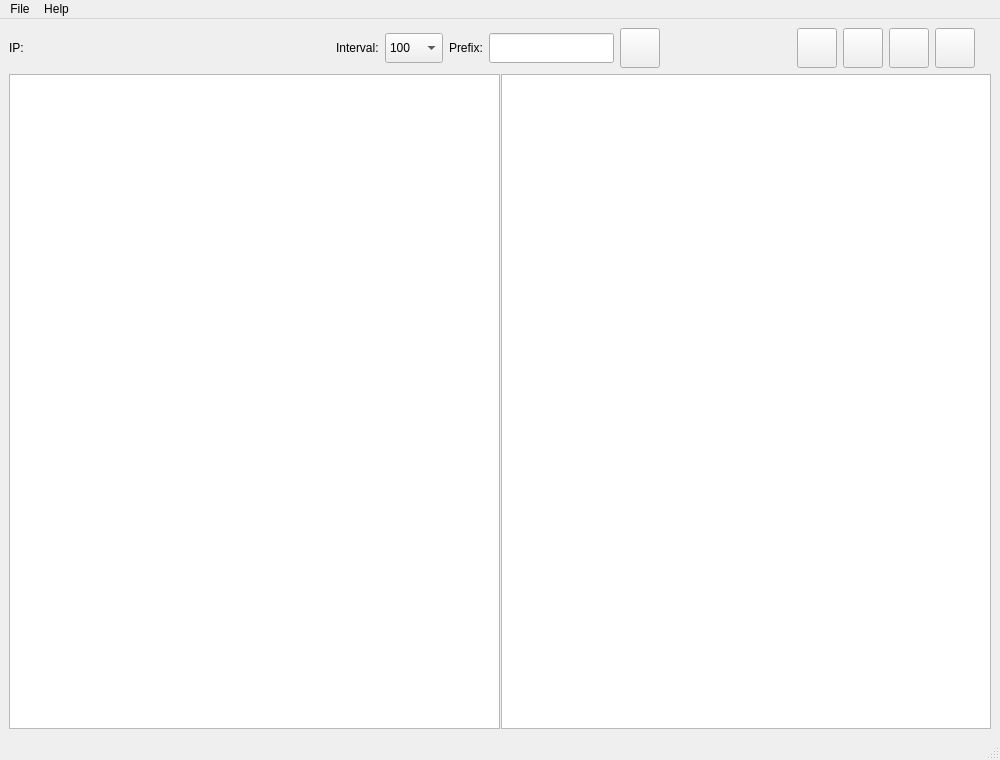
xmartinly/ic6comm, file ic6_comm.ui: the form before one commit.
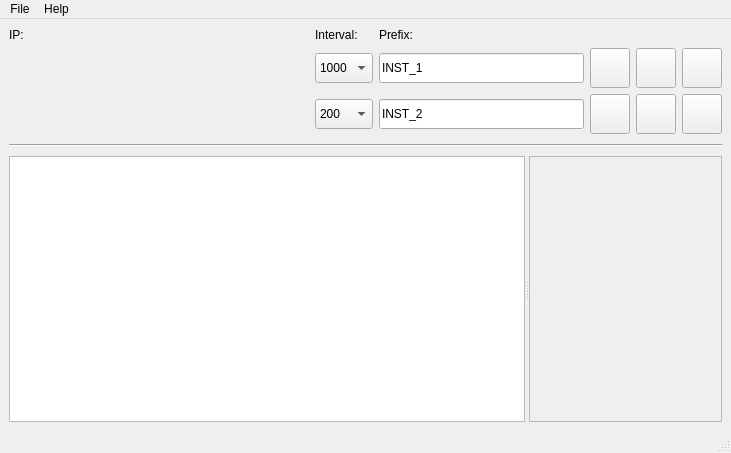
The form after the commit. Icons and pictures are not drawn. Custom widgets are drawn as their Qt base class.

```diff
--- a/ic6_comm.ui
+++ b/ic6_comm.ui
@@ -6,317 +6,640 @@
    <rect>
     <x>0</x>
     <y>0</y>
-    <width>1000</width>
-    <height>760</height>
+    <width>731</width>
+    <height>453</height>
    </rect>
   </property>
   <property name="minimumSize">
    <size>
-    <width>1000</width>
-    <height>760</height>
+    <width>0</width>
+    <height>0</height>
    </size>
   </property>
   <property name="windowTitle">
    <string>IC6Comm</string>
   </property>
   <widget class="QWidget" name="centralwidget">
-   <layout class="QGridLayout" name="gridLayout" rowstretch="1,999">
-    <item row="0" column="8">
-     <widget class="QToolButton" name="tb_start">
-      <property name="minimumSize">
-       <size>
-        <width>40</width>
-        <height>40</height>
-       </size>
-      </property>
-      <property name="maximumSize">
-       <size>
-        <width>40</width>
-        <height>40</height>
-       </size>
-      </property>
-      <property name="toolTip">
-       <string>Start all</string>
-      </property>
-      <property name="text">
-       <string/>
-      </property>
-      <property name="icon">
-       <iconset resource="facade/res.qrc">
-        <normaloff>:/Picture/svg/wm_play.svg</normaloff>:/Picture/svg/wm_play.svg</iconset>
-      </property>
-      <property name="iconSize">
-       <size>
-        <width>36</width>
-        <height>36</height>
-       </size>
-      </property>
-     </widget>
-    </item>
-    <item row="0" column="3">
-     <widget class="QComboBox" name="comboBox">
-      <property name="minimumSize">
-       <size>
-        <width>0</width>
-        <height>30</height>
-       </size>
-      </property>
-      <property name="maximumSize">
-       <size>
-        <width>16777215</width>
-        <height>30</height>
-       </size>
-      </property>
-      <item>
-       <property name="text">
-        <string>100</string>
-       </property>
-      </item>
-      <item>
-       <property name="text">
-        <string>200</string>
-       </property>
-      </item>
-      <item>
-       <property name="text">
-        <string>500</string>
-       </property>
-      </item>
-      <item>
-       <property name="text">
-        <string>1000</string>
-       </property>
-      </item>
-      <item>
-       <property name="text">
-        <string>2000</string>
-       </property>
-      </item>
-     </widget>
-    </item>
-    <item row="0" column="2">
-     <widget class="QLabel" name="label_2">
-      <property name="text">
-       <string>Interval:</string>
-      </property>
-     </widget>
-    </item>
-    <item row="0" column="6">
-     <widget class="QToolButton" name="tb_new">
-      <property name="minimumSize">
-       <size>
-        <width>40</width>
-        <height>40</height>
-       </size>
-      </property>
-      <property name="maximumSize">
-       <size>
-        <width>40</width>
-        <height>40</height>
-       </size>
-      </property>
-      <property name="toolTip">
-       <string>Add new IC/6</string>
-      </property>
-      <property name="text">
-       <string/>
-      </property>
-      <property name="icon">
-       <iconset resource="facade/res.qrc">
-        <normaloff>:/Picture/svg/wm_new_copy.svg</normaloff>:/Picture/svg/wm_new_copy.svg</iconset>
-      </property>
-      <property name="iconSize">
-       <size>
-        <width>36</width>
-        <height>36</height>
-       </size>
-      </property>
-     </widget>
-    </item>
+   <layout class="QGridLayout" name="gridLayout_3" rowstretch="1,1,99">
     <item row="0" column="0">
-     <widget class="QLabel" name="label">
-      <property name="text">
-       <string>IP:</string>
+     <layout class="QGridLayout" name="gridLayout" rowstretch="1,1,99">
+      <item row="0" column="0">
+       <widget class="QLabel" name="label">
+        <property name="font">
+         <font>
+          <bold>false</bold>
+         </font>
+        </property>
+        <property name="text">
+         <string>IP:</string>
+        </property>
+       </widget>
+      </item>
+      <item row="0" column="1">
+       <widget class="QLabel" name="label_2">
+        <property name="font">
+         <font>
+          <bold>false</bold>
+         </font>
+        </property>
+        <property name="text">
+         <string>Interval:</string>
+        </property>
+       </widget>
+      </item>
+      <item row="0" column="2">
+       <widget class="QLabel" name="label_3">
+        <property name="font">
+         <font>
+          <bold>false</bold>
+         </font>
+        </property>
+        <property name="text">
+         <string>Prefix:</string>
+        </property>
+       </widget>
+      </item>
+      <item row="1" column="0">
+       <widget class="IPAddress" name="wd_ip1" native="true">
+        <property name="minimumSize">
+         <size>
+          <width>300</width>
+          <height>30</height>
+         </size>
+        </property>
+        <property name="maximumSize">
+         <size>
+          <width>300</width>
+          <height>30</height>
+         </size>
+        </property>
+       </widget>
+      </item>
+      <item row="1" column="1">
+       <widget class="QComboBox" name="cb_intvl1">
+        <property name="minimumSize">
+         <size>
+          <width>0</width>
+          <height>30</height>
+         </size>
+        </property>
+        <property name="maximumSize">
+         <size>
+          <width>16777215</width>
+          <height>30</height>
+         </size>
+        </property>
+        <property name="currentIndex">
+         <number>3</number>
+        </property>
+        <item>
+         <property name="text">
+          <string>100</string>
+         </property>
+        </item>
+        <item>
+         <property name="text">
+          <string>200</string>
+         </property>
+        </item>
+        <item>
+         <property name="text">
+          <string>500</string>
+         </property>
+        </item>
+        <item>
+         <property name="text">
+          <string>1000</string>
+         </property>
+        </item>
+        <item>
+         <property name="text">
+          <string>2000</string>
+         </property>
+        </item>
+       </widget>
+      </item>
+      <item row="1" column="2">
+       <widget class="QLineEdit" name="le_name1">
+        <property name="minimumSize">
+         <size>
+          <width>0</width>
+          <height>30</height>
+         </size>
+        </property>
+        <property name="maximumSize">
+         <size>
+          <width>16777215</width>
+          <height>30</height>
+         </size>
+        </property>
+        <property name="text">
+         <string>INST_1</string>
+        </property>
+       </widget>
+      </item>
+      <item row="1" column="3">
+       <widget class="QToolButton" name="tb_start1">
+        <property name="minimumSize">
+         <size>
+          <width>40</width>
+          <height>40</height>
+         </size>
+        </property>
+        <property name="maximumSize">
+         <size>
+          <width>40</width>
+          <height>40</height>
+         </size>
+        </property>
+        <property name="toolTip">
+         <string>Start all</string>
+        </property>
+        <property name="text">
+         <string/>
+        </property>
+        <property name="icon">
+         <iconset resource="facade/res.qrc">
+          <normaloff>:/Picture/svg/wm_play.svg</normaloff>:/Picture/svg/wm_play.svg</iconset>
+        </property>
+        <property name="iconSize">
+         <size>
+          <width>36</width>
+          <height>36</height>
+         </size>
+        </property>
+       </widget>
+      </item>
+      <item row="1" column="4">
+       <widget class="QToolButton" name="tb_stop1">
+        <property name="minimumSize">
+         <size>
+          <width>40</width>
+          <height>40</height>
+         </size>
+        </property>
+        <property name="maximumSize">
+         <size>
+          <width>40</width>
+          <height>40</height>
+         </size>
+        </property>
+        <property name="toolTip">
+         <string>Stop all</string>
+        </property>
+        <property name="text">
+         <string/>
+        </property>
+        <property name="icon">
+         <iconset resource="facade/res.qrc">
+          <normaloff>:/Picture/svg/wm_stop.svg</normaloff>:/Picture/svg/wm_stop.svg</iconset>
+        </property>
+        <property name="iconSize">
+         <size>
+          <width>36</width>
+          <height>36</height>
+         </size>
+        </property>
+       </widget>
+      </item>
+      <item row="1" column="5">
+       <widget class="QToolButton" name="tb_view1">
+        <property name="minimumSize">
+         <size>
+          <width>40</width>
+          <height>40</height>
+         </size>
+        </property>
+        <property name="maximumSize">
+         <size>
+          <width>40</width>
+          <height>40</height>
+         </size>
+        </property>
+        <property name="toolTip">
+         <string>Stop all</string>
+        </property>
+        <property name="text">
+         <string/>
+        </property>
+        <property name="icon">
+         <iconset resource="facade/res.qrc">
+          <normaloff>:/Picture/svg/wm_eye.svg</normaloff>:/Picture/svg/wm_eye.svg</iconset>
+        </property>
+        <property name="iconSize">
+         <size>
+          <width>36</width>
+          <height>36</height>
+         </size>
+        </property>
+       </widget>
+      </item>
+      <item row="2" column="0">
+       <widget class="IPAddress" name="wd_ip2" native="true">
+        <property name="minimumSize">
+         <size>
+          <width>300</width>
+          <height>30</height>
+         </size>
+        </property>
+        <property name="maximumSize">
+         <size>
+          <width>300</width>
+          <height>30</height>
+         </size>
+        </property>
+       </widget>
+      </item>
+      <item row="2" column="1">
+       <widget class="QComboBox" name="cb_intvl2">
+        <property name="minimumSize">
+         <size>
+          <width>0</width>
+          <height>30</height>
+         </size>
+        </property>
+        <property name="maximumSize">
+         <size>
+          <width>16777215</width>
+          <height>30</height>
+         </size>
+        </property>
+        <property name="currentIndex">
+         <number>1</number>
+        </property>
+        <item>
+         <property name="text">
+          <string>100</string>
+         </property>
+        </item>
+        <item>
+         <property name="text">
+          <string>200</string>
+         </property>
+        </item>
+        <item>
+         <property name="text">
+          <string>500</string>
+         </property>
+        </item>
+        <item>
+         <property name="text">
+          <string>1000</string>
+         </property>
+        </item>
+        <item>
+         <property name="text">
+          <string>2000</string>
+         </property>
+        </item>
+       </widget>
+      </item>
+      <item row="2" column="2">
+       <widget class="QLineEdit" name="le_name2">
+        <property name="minimumSize">
+         <size>
+          <width>0</width>
+          <height>30</height>
+         </size>
+        </property>
+        <property name="maximumSize">
+         <size>
+          <width>16777215</width>
+          <height>30</height>
+         </size>
+        </property>
+        <property name="text">
+         <string>INST_2</string>
+        </property>
+       </widget>
+      </item>
+      <item row="2" column="3">
+       <widget class="QToolButton" name="tb_start2">
+        <property name="minimumSize">
+         <size>
+          <width>40</width>
+          <height>40</height>
+         </size>
+        </property>
+        <property name="maximumSize">
+         <size>
+          <width>40</width>
+          <height>40</height>
+         </size>
+        </property>
+        <property name="toolTip">
+         <string>Start all</string>
+        </property>
+        <property name="text">
+         <string/>
+        </property>
+        <property name="icon">
+         <iconset resource="facade/res.qrc">
+          <normaloff>:/Picture/svg/wm_play.svg</normaloff>:/Picture/svg/wm_play.svg</iconset>
+        </property>
+        <property name="iconSize">
+         <size>
+          <width>36</width>
+          <height>36</height>
+         </size>
+        </property>
+       </widget>
+      </item>
+      <item row="2" column="4">
+       <widget class="QToolButton" name="tb_stop2">
+        <property name="minimumSize">
+         <size>
+          <width>40</width>
+          <height>40</height>
+         </size>
+        </property>
+        <property name="maximumSize">
+         <size>
+          <width>40</width>
+          <height>40</height>
+         </size>
+        </property>
+        <property name="toolTip">
+         <string>Stop all</string>
+        </property>
+        <property name="text">
+         <string/>
+        </property>
+        <property name="icon">
+         <iconset resource="facade/res.qrc">
+          <normaloff>:/Picture/svg/wm_stop.svg</normaloff>:/Picture/svg/wm_stop.svg</iconset>
+        </property>
+        <property name="iconSize">
+         <size>
+          <width>36</width>
+          <height>36</height>
+         </size>
+        </property>
+       </widget>
+      </item>
+      <item row="2" column="5">
+       <widget class="QToolButton" name="tb_view2">
+        <property name="minimumSize">
+         <size>
+          <width>40</width>
+          <height>40</height>
+         </size>
+        </property>
+        <property name="maximumSize">
+         <size>
+          <width>40</width>
+          <height>40</height>
+         </size>
+        </property>
+        <property name="toolTip">
+         <string>Stop all</string>
+        </property>
+        <property name="text">
+         <string/>
+        </property>
+        <property name="icon">
+         <iconset resource="facade/res.qrc">
+          <normaloff>:/Picture/svg/wm_eye.svg</normaloff>:/Picture/svg/wm_eye.svg</iconset>
+        </property>
+        <property name="iconSize">
+         <size>
+          <width>36</width>
+          <height>36</height>
+         </size>
+        </property>
+       </widget>
+      </item>
+     </layout>
+    </item>
+    <item row="1" column="0">
+     <widget class="Line" name="line">
+      <property name="minimumSize">
+       <size>
+        <width>0</width>
+        <height>10</height>
+       </size>
+      </property>
+      <property name="orientation">
+       <enum>Qt::Horizontal</enum>
       </property>
      </widget>
     </item>
-    <item row="1" column="0" colspan="13">
+    <item row="2" column="0">
      <widget class="QSplitter" name="splitter">
-      <property name="styleSheet">
-       <string notr="true"/>
-      </property>
       <property name="orientation">
        <enum>Qt::Horizontal</enum>
       </property>
-      <property name="handleWidth">
-       <number>1</number>
-      </property>
-      <widget class="QTableWidget" name="tbl_list"/>
-      <widget class="QTableWidget" name="tbl_detail"/>
-     </widget>
-    </item>
-    <item row="0" column="12">
-     <spacer name="horizontalSpacer_3">
-      <property name="orientation">
-       <enum>Qt::Horizontal</enum>
-      </property>
-      <property name="sizeType">
-       <enum>QSizePolicy::Fixed</enum>
-      </property>
-      <property name="sizeHint" stdset="0">
-       <size>
-        <width>10</width>
-        <height>20</height>
-       </size>
-      </property>
-     </spacer>
-    </item>
-    <item row="0" column="5">
-     <widget class="QLineEdit" name="lineEdit">
-      <property name="minimumSize">
-       <size>
-        <width>0</width>
-        <height>30</height>
-       </size>
-      </property>
-      <property name="maximumSize">
-       <size>
-        <width>16777215</width>
-        <height>30</height>
-       </size>
-      </property>
-     </widget>
-    </item>
-    <item row="0" column="9">
-     <widget class="QToolButton" name="tb_stop">
-      <property name="minimumSize">
-       <size>
-        <width>40</width>
-        <height>40</height>
-       </size>
-      </property>
-      <property name="maximumSize">
-       <size>
-        <width>40</width>
-        <height>40</height>
-       </size>
-      </property>
-      <property name="toolTip">
-       <string>Stop all</string>
-      </property>
-      <property name="text">
-       <string/>
-      </property>
-      <property name="icon">
-       <iconset resource="facade/res.qrc">
-        <normaloff>:/Picture/svg/wm_stop.svg</normaloff>:/Picture/svg/wm_stop.svg</iconset>
-      </property>
-      <property name="iconSize">
-       <size>
-        <width>36</width>
-        <height>36</height>
-       </size>
-      </property>
-     </widget>
-    </item>
-    <item row="0" column="10">
-     <widget class="QToolButton" name="tb_restart">
-      <property name="minimumSize">
-       <size>
-        <width>40</width>
-        <height>40</height>
-       </size>
-      </property>
-      <property name="maximumSize">
-       <size>
-        <width>40</width>
-        <height>40</height>
-       </size>
-      </property>
-      <property name="toolTip">
-       <string>Restart all</string>
-      </property>
-      <property name="text">
-       <string/>
-      </property>
-      <property name="icon">
-       <iconset resource="facade/res.qrc">
-        <normaloff>:/Picture/svg/wm_restart.svg</normaloff>:/Picture/svg/wm_restart.svg</iconset>
-      </property>
-      <property name="iconSize">
-       <size>
-        <width>36</width>
-        <height>36</height>
-       </size>
-      </property>
-     </widget>
-    </item>
-    <item row="0" column="7">
-     <spacer name="horizontalSpacer">
-      <property name="orientation">
-       <enum>Qt::Horizontal</enum>
-      </property>
-      <property name="sizeHint" stdset="0">
-       <size>
-        <width>40</width>
-        <height>20</height>
-       </size>
-      </property>
-     </spacer>
-    </item>
-    <item row="0" column="1">
-     <widget class="IPAddress" name="wd_ip" native="true">
-      <property name="minimumSize">
-       <size>
-        <width>300</width>
-        <height>30</height>
-       </size>
-      </property>
-      <property name="maximumSize">
-       <size>
-        <width>300</width>
-        <height>30</height>
-       </size>
-      </property>
-     </widget>
-    </item>
-    <item row="0" column="11">
-     <widget class="QToolButton" name="tb_folder">
-      <property name="minimumSize">
-       <size>
-        <width>40</width>
-        <height>40</height>
-       </size>
-      </property>
-      <property name="maximumSize">
-       <size>
-        <width>40</width>
-        <height>40</height>
-       </size>
-      </property>
-      <property name="toolTip">
-       <string>Open data folder</string>
-      </property>
-      <property name="text">
-       <string/>
-      </property>
-      <property name="icon">
-       <iconset resource="facade/res.qrc">
-        <normaloff>:/Picture/svg/wm_opened_folder.svg</normaloff>:/Picture/svg/wm_opened_folder.svg</iconset>
-      </property>
-      <property name="iconSize">
-       <size>
-        <width>36</width>
-        <height>36</height>
-       </size>
-      </property>
-     </widget>
-    </item>
-    <item row="0" column="4">
-     <widget class="QLabel" name="label_3">
-      <property name="text">
-       <string>Prefix:</string>
-      </property>
+      <widget class="QTableWidget" name="tableWidget"/>
+      <widget class="QFrame" name="frame">
+       <property name="frameShape">
+        <enum>QFrame::StyledPanel</enum>
+       </property>
+       <property name="frameShadow">
+        <enum>QFrame::Raised</enum>
+       </property>
+       <layout class="QGridLayout" name="gridLayout_2">
+        <item row="0" column="0">
+         <widget class="QLabel" name="xtal1">
+          <property name="minimumSize">
+           <size>
+            <width>35</width>
+            <height>35</height>
+           </size>
+          </property>
+          <property name="maximumSize">
+           <size>
+            <width>35</width>
+            <height>35</height>
+           </size>
+          </property>
+          <property name="text">
+           <string/>
+          </property>
+          <property name="pixmap">
+           <pixmap resource="facade/res.qrc">:/Picture/svg/wm_circled_1_c.svg</pixmap>
+          </property>
+          <property name="scaledContents">
+           <bool>true</bool>
+          </property>
+         </widget>
+        </item>
+        <item row="0" column="1">
+         <widget class="QLabel" name="xtal2">
+          <property name="minimumSize">
+           <size>
+            <width>35</width>
+            <height>35</height>
+           </size>
+          </property>
+          <property name="maximumSize">
+           <size>
+            <width>35</width>
+            <height>35</height>
+           </size>
+          </property>
+          <property name="text">
+           <string/>
+          </property>
+          <property name="pixmap">
+           <pixmap resource="facade/res.qrc">:/Picture/svg/wm_circled_2_c.svg</pixmap>
+          </property>
+          <property name="scaledContents">
+           <bool>true</bool>
+          </property>
+         </widget>
+        </item>
+        <item row="1" column="0">
+         <widget class="QLabel" name="xtal3">
+          <property name="minimumSize">
+           <size>
+            <width>35</width>
+            <height>35</height>
+           </size>
+          </property>
+          <property name="maximumSize">
+           <size>
+            <width>35</width>
+            <height>35</height>
+           </size>
+          </property>
+          <property name="text">
+           <string/>
+          </property>
+          <property name="pixmap">
+           <pixmap resource="facade/res.qrc">:/Picture/svg/wm_circled_3_c.svg</pixmap>
+          </property>
+          <property name="scaledContents">
+           <bool>true</bool>
+          </property>
+         </widget>
+        </item>
+        <item row="1" column="1">
+         <widget class="QLabel" name="xtal4">
+          <property name="minimumSize">
+           <size>
+            <width>35</width>
+            <height>35</height>
+           </size>
+          </property>
+          <property name="maximumSize">
+           <size>
+            <width>35</width>
+            <height>35</height>
+           </size>
+          </property>
+          <property name="text">
+           <string/>
+          </property>
+          <property name="pixmap">
+           <pixmap resource="facade/res.qrc">:/Picture/svg/wm_circled_4_c.svg</pixmap>
+          </property>
+          <property name="scaledContents">
+           <bool>true</bool>
+          </property>
+         </widget>
+        </item>
+        <item row="2" column="0">
+         <widget class="QLabel" name="xtal5">
+          <property name="minimumSize">
+           <size>
+            <width>35</width>
+            <height>35</height>
+           </size>
+          </property>
+          <property name="maximumSize">
+           <size>
+            <width>35</width>
+            <height>35</height>
+           </size>
+          </property>
+          <property name="text">
+           <string/>
+          </property>
+          <property name="pixmap">
+           <pixmap resource="facade/res.qrc">:/Picture/svg/wm_circled_5_c.svg</pixmap>
+          </property>
+          <property name="scaledContents">
+           <bool>true</bool>
+          </property>
+         </widget>
+        </item>
+        <item row="2" column="1">
+         <widget class="QLabel" name="xtal6">
+          <property name="minimumSize">
+           <size>
+            <width>35</width>
+            <height>35</height>
+           </size>
+          </property>
+          <property name="maximumSize">
+           <size>
+            <width>35</width>
+            <height>35</height>
+           </size>
+          </property>
+          <property name="text">
+           <string/>
+          </property>
+          <property name="pixmap">
+           <pixmap resource="facade/res.qrc">:/Picture/svg/wm_circled_6_c.svg</pixmap>
+          </property>
+          <property name="scaledContents">
+           <bool>true</bool>
+          </property>
+         </widget>
+        </item>
+        <item row="3" column="0">
+         <widget class="QLabel" name="xtal7">
+          <property name="minimumSize">
+           <size>
+            <width>35</width>
+            <height>35</height>
+           </size>
+          </property>
+          <property name="maximumSize">
+           <size>
+            <width>35</width>
+            <height>35</height>
+           </size>
+          </property>
+          <property name="text">
+           <string/>
+          </property>
+          <property name="pixmap">
+           <pixmap resource="facade/res.qrc">:/Picture/svg/wm_circled_7_c.svg</pixmap>
+          </property>
+          <property name="scaledContents">
+           <bool>true</bool>
+          </property>
+         </widget>
+        </item>
+        <item row="3" column="1">
+         <widget class="QLabel" name="xtal8">
+          <property name="minimumSize">
+           <size>
+            <width>35</width>
+            <height>35</height>
+           </size>
+          </property>
+          <property name="maximumSize">
+           <size>
+            <width>35</width>
+            <height>35</height>
+           </size>
+          </property>
+          <property name="text">
+           <string/>
+          </property>
+          <property name="pixmap">
+           <pixmap resource="facade/res.qrc">:/Picture/svg/wm_circled_8_c.svg</pixmap>
+          </property>
+          <property name="scaledContents">
+           <bool>true</bool>
+          </property>
+         </widget>
+        </item>
+       </layout>
+      </widget>
      </widget>
     </item>
    </layout>
@@ -326,7 +649,7 @@
     <rect>
      <x>0</x>
      <y>0</y>
-     <width>1000</width>
+     <width>731</width>
      <height>20</height>
     </rect>
    </property>
```
